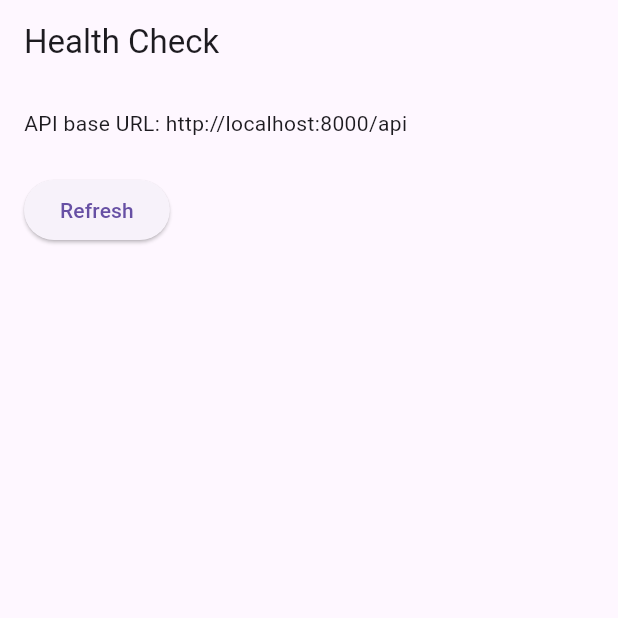
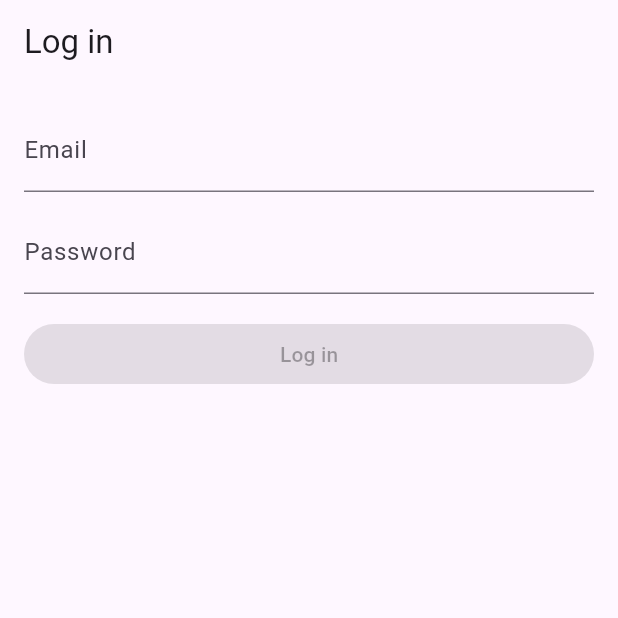
Before and after one commit to dhilfe/MinaSaljare, a Flutter app: the screen it shows after launch, on a phone screen of 412 x 824 dp, the top half of it. Run offline on Flutter 3.47's test engine with Material 3 defaults, Android fonts, the phone set to English and light mode, and no system bars; our stand-ins replace flutter_secure_storage.

Commit message:
Add Flutter login and secure token storage

```diff
--- a/mobile/mina_saljare_mobile/lib/main.dart
+++ b/mobile/mina_saljare_mobile/lib/main.dart
@@ -1,22 +1,66 @@
 import 'package:flutter/material.dart';
 
 import 'api/api_client.dart';
+import 'auth/token_storage.dart';
 import 'config/app_config.dart';
+import 'pages/home_page.dart';
+import 'pages/login_page.dart';
 
 void main() {
   runApp(const MyApp());
 }
 
 class MyApp extends StatelessWidget {
-  const MyApp({super.key});
+  const MyApp({super.key, this.api, this.tokenStorage});
+
+  final ApiClient? api;
+  final AccessTokenStore? tokenStorage;
 
   // This widget is the root of your application.
   @override
   Widget build(BuildContext context) {
+    final apiClient = api ?? ApiClient();
+    final store = tokenStorage ?? SecureTokenStorage();
+
     return MaterialApp(
       title: 'MinaSäljare',
       theme: ThemeData(useMaterial3: true),
-      home: const HealthPage(),
+      routes: {
+        '/login': (_) => LoginPage(api: apiClient, tokenStorage: store),
+        '/home': (_) => HomePage(tokenStorage: store),
+        '/health': (_) => const HealthPage(),
+      },
+      home: StartPage(tokenStorage: store),
+    );
+  }
+}
+
+class StartPage extends StatefulWidget {
+  const StartPage({super.key, required this.tokenStorage});
+
+  final AccessTokenStore tokenStorage;
+
+  @override
+  State<StartPage> createState() => _StartPageState();
+}
+
+class _StartPageState extends State<StartPage> {
+  @override
+  void initState() {
+    super.initState();
+    _decide();
+  }
+
+  Future<void> _decide() async {
+    final token = await widget.tokenStorage.readAccessToken();
+    if (!mounted) return;
+    Navigator.of(context).pushReplacementNamed(token == null ? '/login' : '/home');
+  }
+
+  @override
+  Widget build(BuildContext context) {
+    return const Scaffold(
+      body: Center(child: Text('Loading…')),
     );
   }
 }
--- /dev/null
+++ b/mobile/mina_saljare_mobile/lib/pages/login_page.dart
@@ -0,0 +1,105 @@
+import 'package:flutter/material.dart';
+
+import '../api/api_client.dart';
+import '../auth/token_storage.dart';
+
+class LoginPage extends StatefulWidget {
+  const LoginPage({super.key, required this.api, required this.tokenStorage});
+
+  final ApiClient api;
+  final AccessTokenStore tokenStorage;
+
+  @override
+  State<LoginPage> createState() => _LoginPageState();
+}
+
+class _LoginPageState extends State<LoginPage> {
+  final _emailController = TextEditingController();
+  final _passwordController = TextEditingController();
+
+  bool _isSubmitting = false;
+  String? _error;
+
+  @override
+  void dispose() {
+    _emailController.dispose();
+    _passwordController.dispose();
+    super.dispose();
+  }
+
+  Future<void> _submit() async {
+    final email = _emailController.text.trim();
+    final password = _passwordController.text;
+
+    if (email.isEmpty || password.isEmpty) return;
+
+    setState(() {
+      _isSubmitting = true;
+      _error = null;
+    });
+
+    try {
+      final token = await widget.api.login(email: email, password: password);
+      await widget.tokenStorage.saveAccessToken(token);
+      if (!mounted) return;
+      Navigator.of(context).pushReplacementNamed('/home');
+    } catch (_) {
+      if (!mounted) return;
+      setState(() {
+        _error = 'Invalid credentials or server error.';
+      });
+    } finally {
+      if (mounted) {
+        setState(() {
+          _isSubmitting = false;
+        });
+      }
+    }
+  }
+
+  @override
+  Widget build(BuildContext context) {
+    final canSubmit = _emailController.text.trim().isNotEmpty &&
+        _passwordController.text.isNotEmpty &&
+        !_isSubmitting;
+
+    return Scaffold(
+      appBar: AppBar(title: const Text('Log in')),
+      body: Padding(
+        padding: const EdgeInsets.all(16),
+        child: Column(
+          crossAxisAlignment: CrossAxisAlignment.stretch,
+          children: [
+            TextField(
+              controller: _emailController,
+              keyboardType: TextInputType.emailAddress,
+              autofillHints: const [AutofillHints.email],
+              decoration: const InputDecoration(labelText: 'Email'),
+              onChanged: (_) => setState(() {}),
+            ),
+            const SizedBox(height: 12),
+            TextField(
+              controller: _passwordController,
+              obscureText: true,
+              autofillHints: const [AutofillHints.password],
+              decoration: const InputDecoration(labelText: 'Password'),
+              onChanged: (_) => setState(() {}),
+            ),
+            const SizedBox(height: 16),
+            ElevatedButton(
+              onPressed: canSubmit ? _submit : null,
+              child: Text(_isSubmitting ? 'Logging in…' : 'Log in'),
+            ),
+            if (_error != null) ...[
+              const SizedBox(height: 12),
+              Text(
+                _error!,
+                style: const TextStyle(color: Colors.red),
+              ),
+            ],
+          ],
+        ),
+      ),
+    );
+  }
+}
--- a/mobile/mina_saljare_mobile/pubspec.yaml
+++ b/mobile/mina_saljare_mobile/pubspec.yaml
@@ -32,6 +32,7 @@ dependencies:
     sdk: flutter
 
   http: ^1.2.2
+  flutter_secure_storage: ^9.2.2
 
   # The following adds the Cupertino Icons font to your application.
   # Use with the CupertinoIcons class for iOS style icons.
```
Also changed, not shown: mobile/mina_saljare_mobile/lib/api/api_client.dart (+17 -0 lines), mobile/mina_saljare_mobile/lib/auth/token_storage.dart (added, +52 -0 lines), mobile/mina_saljare_mobile/lib/pages/home_page.dart (added, +36 -0 lines), mobile/mina_saljare_mobile/pubspec.lock, 2 other files.
